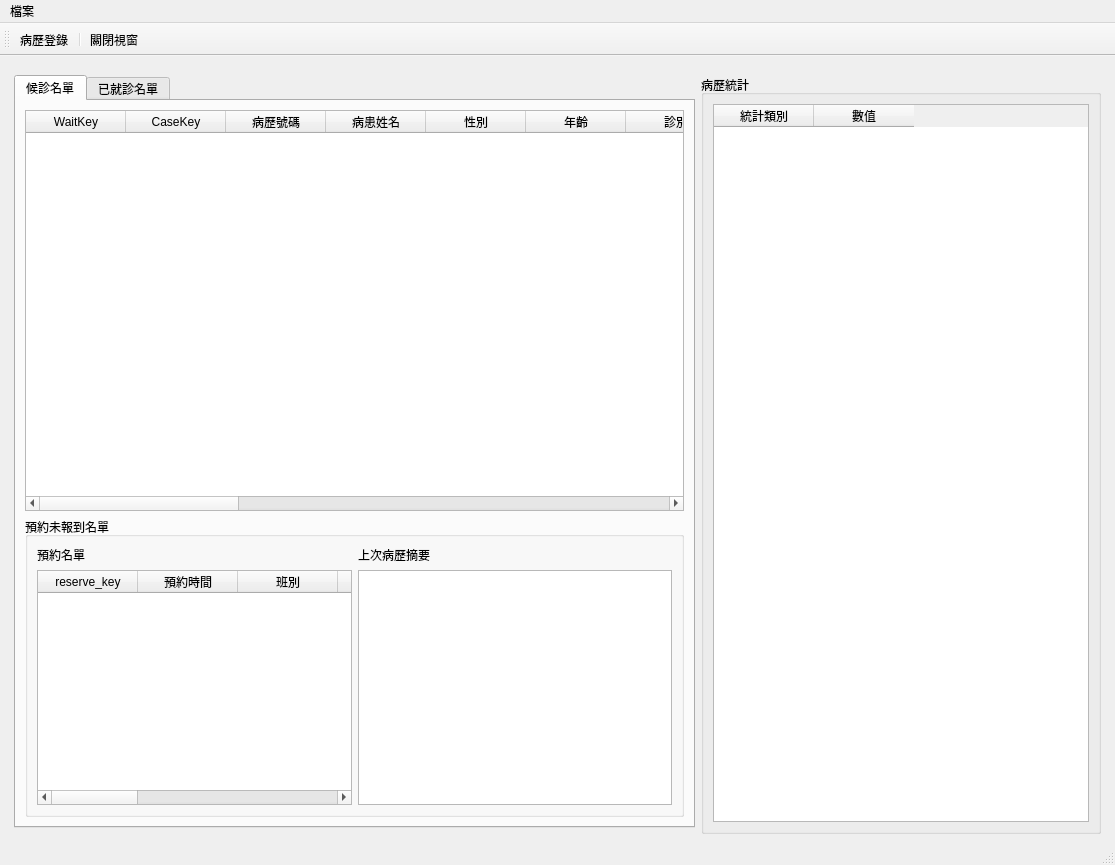
Above: ui/waiting_list.ui from picacat/pyMedical before the change. Below: the same form after it.
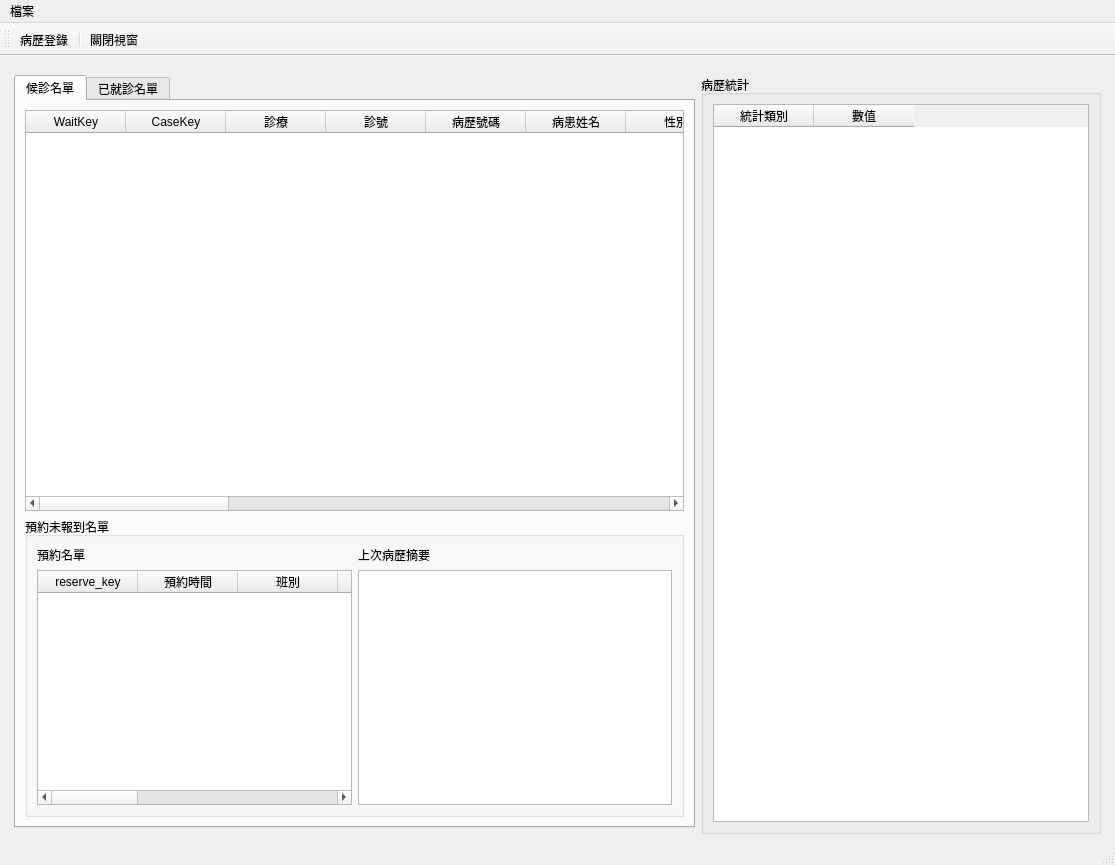
That is the form after the change. Icons and pictures are not drawn.

Patch:
```diff
--- a/ui/waiting_list.ui
+++ b/ui/waiting_list.ui
@@ -101,6 +101,16 @@
               <string>CaseKey</string>
              </property>
             </column>
+            <column>
+             <property name="text">
+              <string>診療</string>
+             </property>
+            </column>
+            <column>
+             <property name="text">
+              <string>診號</string>
+             </property>
+            </column>
             <column>
              <property name="text">
               <string>病歷號碼</string>
@@ -126,11 +136,6 @@
               <string>診別</string>
              </property>
             </column>
-            <column>
-             <property name="text">
-              <string>診號</string>
-             </property>
-            </column>
             <column>
              <property name="text">
               <string>時間</string>
```
Left out of the diff: 2 changed lines with no effect on the pictures.
